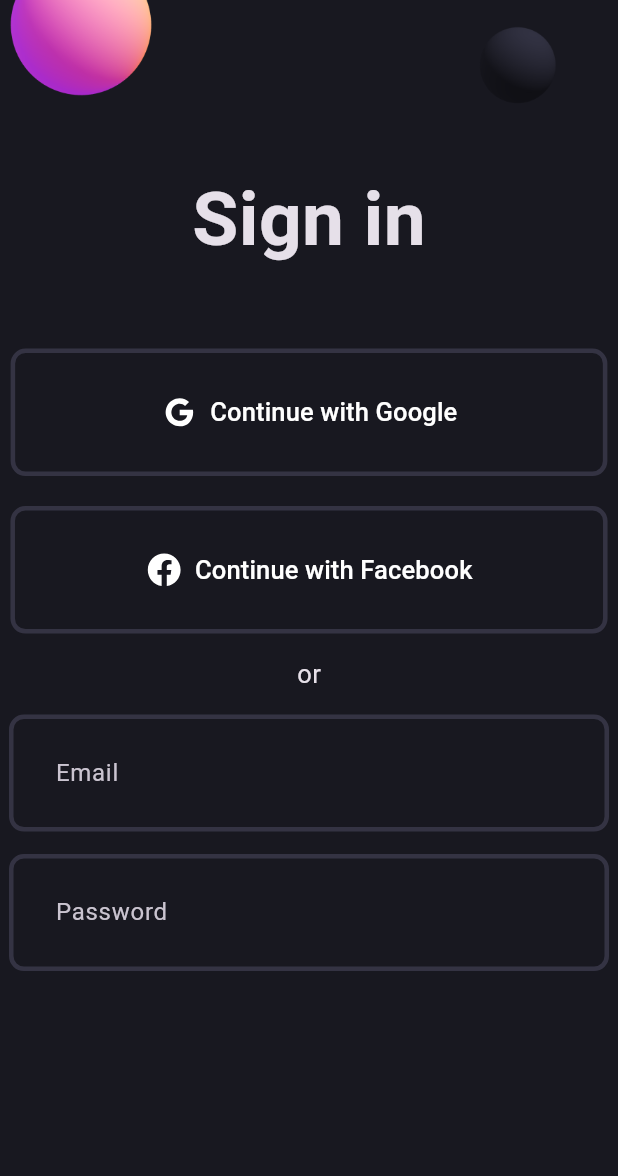
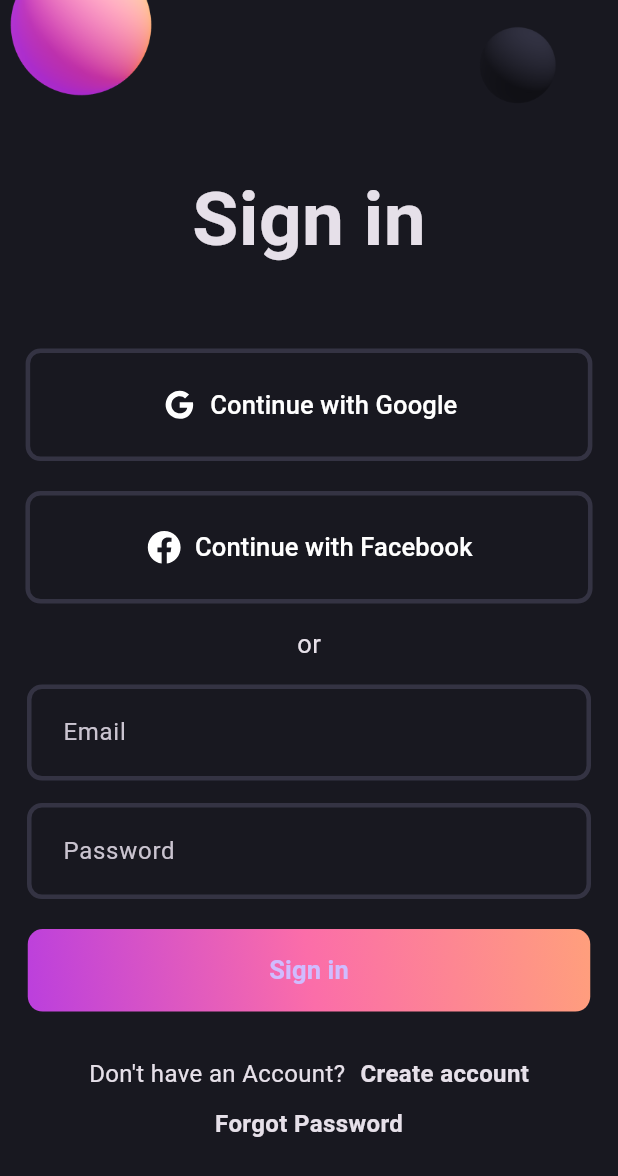
Before and after one commit to bravol/flutter_beautiful_login_app, a Flutter app: the screen it shows after launch, on a phone screen of 412 x 824 dp. Shown: the top 1176 px of the screen. Run offline on Flutter 3.47's test engine with Material 3 defaults, Android fonts, the phone set to English and light mode, and no system bars; our stand-ins replace flutter_svg.

Commit message:
finished to design the loggin screen

```diff
--- a/lib/login_screen.dart
+++ b/lib/login_screen.dart
@@ -1,4 +1,5 @@
 import 'package:flutter/material.dart';
+import 'package:flutter_beautiful_login_app/widgets/gradient_button.dart';
 import 'package:flutter_beautiful_login_app/widgets/login_field.dart';
 import 'package:flutter_beautiful_login_app/widgets/social_button.dart';
 
@@ -12,21 +13,26 @@ class LoginScreen extends StatelessWidget {
         child: Center(
           child: Column(
             children: [
-            Image.asset('assets/images/signin_balls.png'),
+              Padding(
+                padding: const EdgeInsets.only(top: 0),
+                child: Image.asset('assets/images/signin_balls.png'),
+              ),
               const Text(
                 'Sign in',
                 style: TextStyle(fontSize: 50, fontWeight: FontWeight.bold),
               ),
               const SizedBox(height: 50),
-            const SocialButton(
+              SocialButton(
                 iconPath: 'assets/images/g_logo.svg',
                 label: 'Continue with Google',
+                onPressed: () {},
               ),
               const SizedBox(height: 20),
-            const SocialButton(
+              SocialButton(
                 iconPath: 'assets/images/f_logo.svg',
                 label: 'Continue with Facebook',
-              horizontalPadding: 90,
+                horizontalPadding: 80,
+                onPressed: () {},
               ),
               const SizedBox(height: 15),
               const Text(
@@ -38,9 +44,37 @@ class LoginScreen extends StatelessWidget {
               const SizedBox(height: 15),
               const LoginField(hintiText: 'Password'),
               const SizedBox(height: 20),
+              GradientButton(onPressed: () {}, text: 'Sign in'),
+              const SizedBox(height: 30),
+              const Column(
+                children: [
+                  Row(
+                    mainAxisAlignment: MainAxisAlignment.center,
+                    children: [
+                      Text(
+                        'Don\'t have an Account?',
+                        style: TextStyle(fontSize: 16),
+                      ),
+                      SizedBox(width: 10),
+                      Text(
+                        'Create account',
+                        style: TextStyle(
+                            fontWeight: FontWeight.bold, fontSize: 16),
+                      ),
                     ],
                   ),
-      )),
+                  SizedBox(height: 10),
+                  Text(
+                    'Forgot Password',
+                    style: TextStyle(fontWeight: FontWeight.bold, fontSize: 16),
+                  ),
+                  SizedBox(height: 40),
+                ],
+              )
+            ],
+          ),
+        ),
+      ),
     );
   }
 }
--- /dev/null
+++ b/lib/widgets/gradient_button.dart
@@ -0,0 +1,36 @@
+import 'package:flutter/material.dart';
+import 'package:flutter_beautiful_login_app/pallete.dart';
+
+class GradientButton extends StatelessWidget {
+  const GradientButton(
+      {super.key, required this.onPressed, required this.text});
+  final VoidCallback onPressed;
+  final String text;
+
+  @override
+  Widget build(BuildContext context) {
+    return Container(
+      decoration: BoxDecoration(
+          gradient: const LinearGradient(
+              colors: [Pallete.gradient1, Pallete.gradient2, Pallete.gradient3],
+              begin: Alignment.bottomLeft,
+              end: Alignment.topRight),
+          borderRadius: BorderRadius.circular(10)),
+      child: ElevatedButton(
+        onPressed: onPressed,
+        style: ElevatedButton.styleFrom(
+          fixedSize: const Size(375, 55),
+          backgroundColor: Colors.transparent,
+          shadowColor: Colors.transparent,
+          shape: RoundedRectangleBorder(
+            borderRadius: BorderRadius.circular(10), // <-- Radius
+          ),
+        ),
+        child: Text(
+          text,
+          style: const TextStyle(fontWeight: FontWeight.w600, fontSize: 17),
+        ),
+      ),
+    );
+  }
+}
--- a/lib/widgets/login_field.dart
+++ b/lib/widgets/login_field.dart
@@ -9,11 +9,11 @@ class LoginField extends StatelessWidget {
   Widget build(BuildContext context) {
     return ConstrainedBox(
       constraints: const BoxConstraints(
-        maxWidth: 400,
+        maxWidth: 376,
       ),
       child: TextFormField(
         decoration: InputDecoration(
-          contentPadding: const EdgeInsets.all(27),
+          contentPadding: const EdgeInsets.all(20),
           enabledBorder: const OutlineInputBorder(
             borderSide: BorderSide(color: Pallete.borderColor, width: 3),
             borderRadius: BorderRadius.all(
--- a/lib/widgets/social_button.dart
+++ b/lib/widgets/social_button.dart
@@ -7,15 +7,17 @@ class SocialButton extends StatelessWidget {
       {super.key,
       required this.iconPath,
       required this.label,
-      this.horizontalPadding = 100});
+      required this.onPressed,
+      this.horizontalPadding = 90});
   final String iconPath;
   final String label;
   final double horizontalPadding;
+  final VoidCallback onPressed;
 
   @override
   Widget build(BuildContext context) {
     return TextButton.icon(
-      onPressed: () {},
+      onPressed: onPressed,
       icon: SvgPicture.asset(
         iconPath,
         width: 25,
@@ -30,7 +32,7 @@ class SocialButton extends StatelessWidget {
       ),
       style: TextButton.styleFrom(
         padding:
-            EdgeInsets.symmetric(vertical: 30, horizontal: horizontalPadding),
+            EdgeInsets.symmetric(vertical: 25, horizontal: horizontalPadding),
         shape: const RoundedRectangleBorder(
           side: BorderSide(
             color: Pallete.borderColor,
```
Lines whose indentation alone changed are shown as unchanged.
